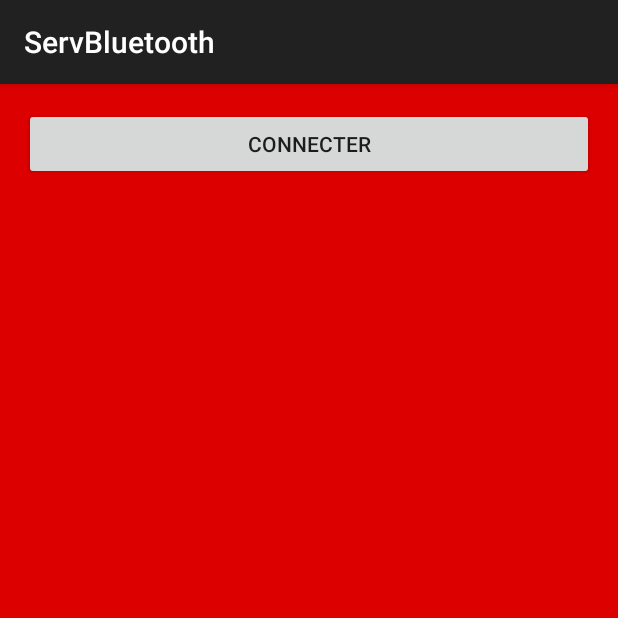
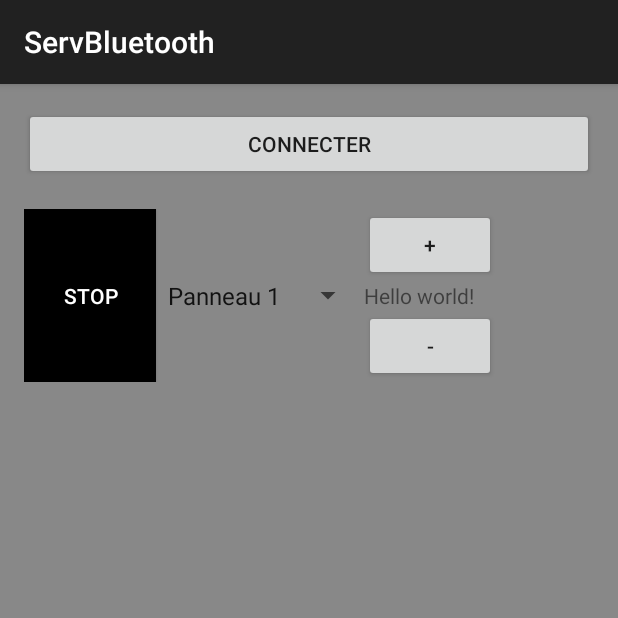
Before and after one commit to Kwarthys/ServBluetoothTest, an Android app: the screen it shows after launch (MainActivity), on a phone screen of 412 x 824 dp, the top half of it. Run offline under Robolectric (Android 15) with nearby library versions, the phone set to English and light mode, and no system bars.

Commit message:
Envoi en boulce un EditText

```diff
--- a/app/src/main/java/com/example/thomas/servbluetooth/MainActivity.java
+++ b/app/src/main/java/com/example/thomas/servbluetooth/MainActivity.java
@@ -12,11 +12,17 @@ import android.support.v7.app.ActionBarActivity;
 import android.os.Bundle;
 import android.util.Log;
 import android.view.View;
+import android.widget.ArrayAdapter;
 import android.widget.Button;
 import android.widget.EditText;
 import android.widget.LinearLayout;
+import android.widget.ListView;
+import android.widget.Spinner;
+import android.widget.SpinnerAdapter;
 import android.widget.TextView;
 import android.widget.Toast;
+
+import java.io.IOException;
 
 //pwalpwalpwal
 
@@ -29,6 +35,11 @@ public class MainActivity extends ActionBarActivity
 
     private ConnectionThread mBluetoothConnection = null;
 
+    protected Spinner spinner = null;
+    protected ArrayAdapter<CharSequence> arraySpinner;
+    protected ListView listTrames = null;
+    protected ArrayAdapter<String> arrayList;
+
     protected Button bConnect = null;
     protected Button bDisconnect = null;
     protected Button sendButton = null;
@@ -37,6 +48,12 @@ public class MainActivity extends ActionBarActivity
     protected EditText editSend = null;
 
     protected LinearLayout send = null;
+
+    protected int vpan1 = 0;
+    protected int vpan2 = 0;
+    protected int vpan3 = 0;
+    protected int vpan4 = 0;
+    protected int vpan5 = 0;
 
     protected BroadcastReceiver bluetoothState = new BroadcastReceiver() {
         @Override
@@ -56,6 +73,19 @@ public class MainActivity extends ActionBarActivity
         }
     };
 
+    protected Handler tempoH = new Handler();
+    protected Runnable envoiTrames = new Runnable() {
+        @Override
+        public void run() {
+            String message = editSend.getText().toString();
+            mBluetoothConnection.write(message.getBytes());
+            Log.d(TAG, "Envoi effectué");
+
+
+            tempoH.postDelayed(this, 1000);
+        }
+    };
+
     public Handler mHandler = new Handler() {
         @Override
         public void handleMessage(Message msg)
@@ -64,22 +94,12 @@ public class MainActivity extends ActionBarActivity
             if (msg.what == SOCKET_CONNECTED)
             {
                 mBluetoothConnection = (ConnectionThread) msg.obj;
-                Log.d(TAG, "Mise en place du OnClickListener");
-                sendButton.setOnClickListener(new View.OnClickListener() {
-                    @Override
-                    public void onClick(View v)
-                    {
-                        Log.d(TAG, "Clic d'envoi");
-                        String message = editSend.getText().toString();
-                        mBluetoothConnection.write(message.getBytes());
-                        Log.d(TAG, "Envoi effectué");
-                    }
-                });
+                tempoH.postDelayed(envoiTrames,1000);
             }
             else if (msg.what == DATA_RECEIVED)
             {
                 data = (String) msg.obj;
-                superLog("Data :" + data);
+                superLog("Data : " + data);
                 Log.d(TAG, "Message Reçu");
             }
 
@@ -119,6 +139,7 @@ public class MainActivity extends ActionBarActivity
             public void onClick(View v) {
                 btAdapter.disable();
                 send.setVisibility(View.GONE);
+                tempoH.removeCallbacks(envoiTrames);
             }
         });
 
@@ -133,6 +154,16 @@ public class MainActivity extends ActionBarActivity
         bDisconnect.setVisibility(View.GONE);
         sendButton = (Button)findViewById(R.id.sendButton);
         editSend = (EditText)findViewById(R.id.editSend);
+
+        spinner = (Spinner)findViewById(R.id.spinner);
+        arraySpinner = ArrayAdapter.createFromResource(this,
+                R.array.IDTrames, android.R.layout.simple_spinner_item);
+        arraySpinner.setDropDownViewResource(android.R.layout.simple_spinner_dropdown_item);
+        spinner.setAdapter(arraySpinner);
+
+        listTrames = (ListView)findViewById(R.id.listTrames);
+        arrayList = new ArrayAdapter<>(this, android.R.layout.simple_expandable_list_item_1,0);
+        listTrames.setAdapter(arrayList);
 
         logs = (TextView)findViewById(R.id.textLog);
 
@@ -199,6 +230,12 @@ public class MainActivity extends ActionBarActivity
             logs.setText(log);
         }
     }
+
+    /*private String getIDTrame(String nom)
+    {
+        switch nom:
+            case
+    }*/
 }
 
 //UUID 35ab00d3-22c4-41a0-9aba-bf6ad3271bce
--- a/app/src/main/res/layout/activity_main.xml
+++ b/app/src/main/res/layout/activity_main.xml
@@ -4,7 +4,7 @@
     android:paddingRight="@dimen/activity_horizontal_margin"
     android:paddingTop="@dimen/activity_vertical_margin"
     android:paddingBottom="@dimen/activity_vertical_margin" tools:context=".MainActivity"
-    android:background="#d00">
+    android:background="#888">
 
 
 
@@ -34,9 +34,56 @@
             android:layout_gravity="center"/>
 
     </LinearLayout>
+        <LinearLayout
+            android:layout_width="fill_parent"
+            android:layout_height="wrap_content"
+            android:layout_below="@id/layoutButtons"
+            android:id="@+id/layoutfinal">
+
+            <Button
+                android:layout_width="wrap_content"
+                android:layout_height="fill_parent"
+                android:textColor="#fff"
+                android:background="#000"
+                android:id="@+id/StopButton"
+                android:text="@string/STOP"/>
+
+            <Spinner
+                android:layout_width="wrap_content"
+                android:layout_height="fill_parent"
+                android:gravity="center"
+                android:id="@+id/spinner"> </Spinner>
+
+            <LinearLayout
+                android:layout_width="wrap_content"
+                android:layout_height="wrap_content"
+                android:orientation="vertical">
+
+                <Button
+                    android:layout_width="wrap_content"
+                    android:layout_height="wrap_content"
+                    android:id="@+id/buttonPlus"
+                    android:text="+"/>
+
+                <TextView
+                    android:layout_width="wrap_content"
+                    android:layout_height="wrap_content"
+                    android:id="@+id/textValue"
+                    android:gravity="center"
+                    android:text="@string/hello_world"/>
+
+                <Button
+                    android:layout_width="wrap_content"
+                    android:layout_height="wrap_content"
+                    android:id="@+id/buttonMoins"
+                    android:text="-" />
+
+                </LinearLayout>
+
+        </LinearLayout>
     <LinearLayout
         android:gravity="center"
-        android:layout_below="@id/layoutButtons"
+        android:layout_below="@id/layoutfinal"
         android:layout_width="fill_parent"
         android:layout_height="fill_parent"
         android:id="@+id/layoutSend"
@@ -56,6 +103,11 @@
             android:text="@string/Envoyer"
             android:id="@+id/sendButton"/>
 
+        <ListView
+            android:layout_width="wrap_content"
+            android:layout_height="wrap_content"
+            android:id="@+id/listTrames"> </ListView>
+
 
     </LinearLayout>
 
--- a/app/src/main/res/values/strings.xml
+++ b/app/src/main/res/values/strings.xml
@@ -7,6 +7,14 @@
     <string name="Envoyer">Envoyer</string>
     <string name="Connecter">Connecter</string>
     <string name="Deconnecter">Déconnecter</string>
+    <string name="STOP">STOP</string>
     <string name="Found">Found :</string>
+    <string-array name="IDTrames">
+        <item>Panneau 1</item>
+        <item>Panneau 2</item>
+        <item>Panneau 3</item>
+        <item>Panneau 4</item>
+        <item>Panneau 5</item>
+    </string-array>
 
 </resources>
```
